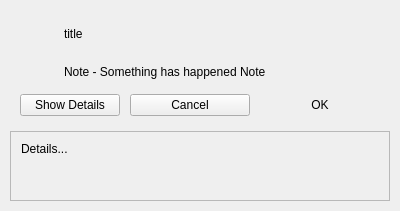
Above: BlockSettleUILib/BSMessageBox.ui from BlockSettle/terminal before the change. Below: the same form after it.
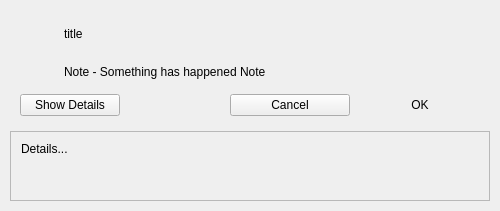
That is the form after the change. Icons and pictures are not drawn.

Commit message: Increase BSMessageBox minimum width

The edit to the form file:
```diff
--- a/BlockSettleUILib/BSMessageBox.ui
+++ b/BlockSettleUILib/BSMessageBox.ui
@@ -6,7 +6,7 @@
    <rect>
     <x>0</x>
     <y>0</y>
-    <width>400</width>
+    <width>500</width>
     <height>211</height>
    </rect>
   </property>
@@ -18,16 +18,10 @@
   </property>
   <property name="minimumSize">
    <size>
-    <width>400</width>
+    <width>500</width>
     <height>0</height>
    </size>
   </property>
-  <property name="maximumSize">
-   <size>
-    <width>400</width>
-    <height>16777215</height>
-   </size>
-  </property>
   <property name="windowTitle">
    <string>Info</string>
   </property>
@@ -399,8 +393,8 @@
           <rect>
            <x>0</x>
            <y>0</y>
-           <width>378</width>
-           <height>69</height>
+           <width>478</width>
+           <height>68</height>
           </rect>
          </property>
          <property name="sizePolicy">
```
